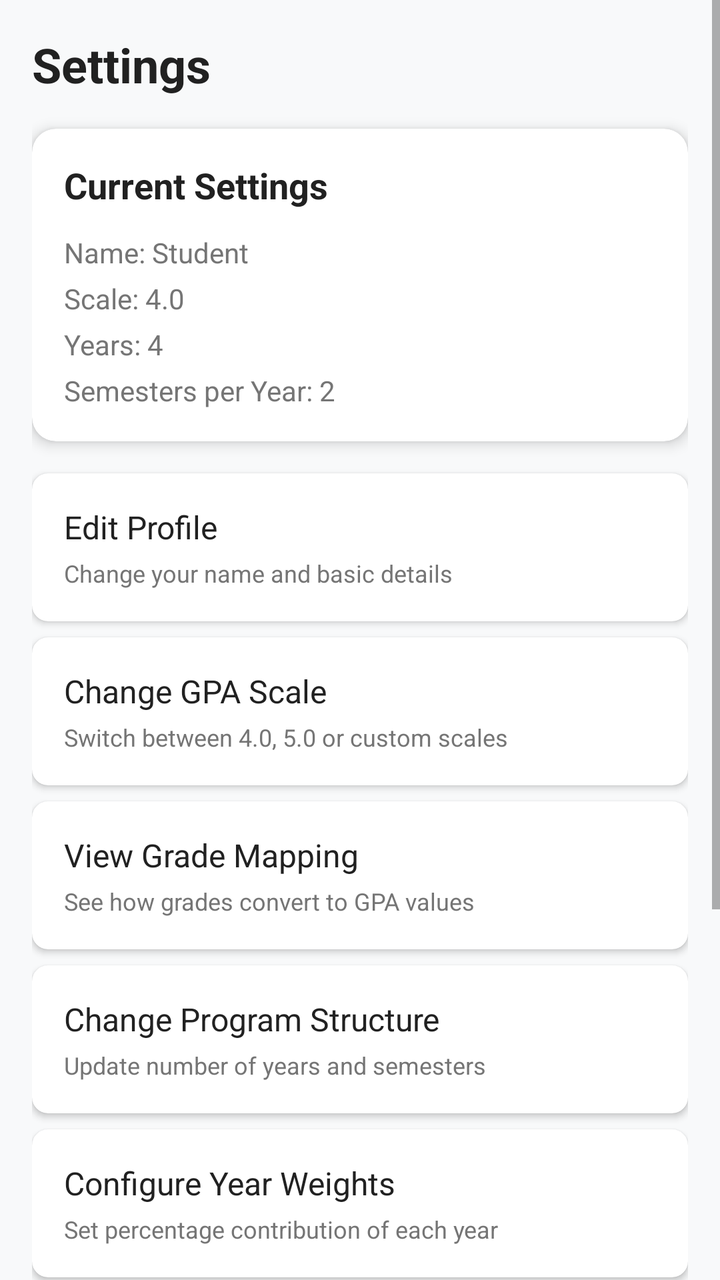
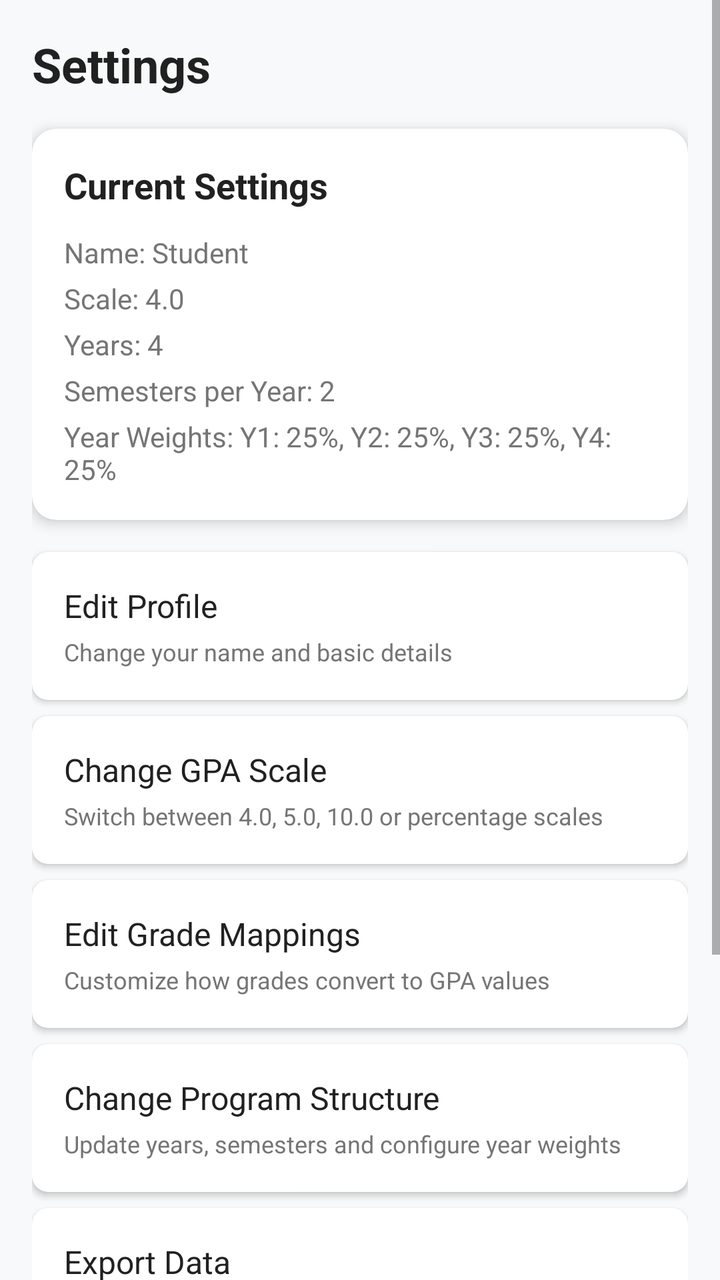

Compare the two renders of this Android layout. The source of the first and the diff that turns it into the second are given below.
<!-- AndroidManifest.xml: application theme Theme.AppCompat.Light.NoActionBar -->
<!-- res/layout/fragment_settings.xml -->
<?xml version="1.0" encoding="utf-8"?>
<ScrollView xmlns:android="http://schemas.android.com/apk/res/android"
    xmlns:app="http://schemas.android.com/apk/res-auto"
    android:layout_width="match_parent"
    android:layout_height="match_parent"
    android:background="@color/background">

    <LinearLayout
        android:layout_width="match_parent"
        android:layout_height="wrap_content"
        android:orientation="vertical"
        android:padding="16dp">

        
        <TextView
            android:layout_width="wrap_content"
            android:layout_height="wrap_content"
            android:text="Settings"
            android:textColor="@color/text_primary"
            android:textSize="24sp"
            android:textStyle="bold"
            android:layout_marginBottom="16dp" />

        
        <androidx.cardview.widget.CardView
            android:layout_width="match_parent"
            android:layout_height="wrap_content"
            android:layout_marginBottom="16dp"
            app:cardCornerRadius="12dp"
            app:cardElevation="4dp">

            <LinearLayout
                android:layout_width="match_parent"
                android:layout_height="wrap_content"
                android:orientation="vertical"
                android:padding="16dp">

                <TextView
                    android:text="Current Settings"
                    android:textSize="18sp"
                    android:textStyle="bold"
                    android:textColor="@color/text_primary"
                    android:layout_marginBottom="12dp"
                    android:layout_width="wrap_content"
                    android:layout_height="wrap_content" />

                <TextView
                    android:id="@+id/tv_current_name"
                    android:text="Name: Student"
                    android:textColor="@color/text_secondary"
                    android:textSize="14sp"
                    android:layout_marginBottom="4dp"
                    android:layout_width="wrap_content"
                    android:layout_height="wrap_content" />

                <TextView
                    android:id="@+id/tv_current_scale"
                    android:text="Scale: 4.0"
                    android:textColor="@color/text_secondary"
                    android:textSize="14sp"
                    android:layout_marginBottom="4dp"
                    android:layout_width="wrap_content"
                    android:layout_height="wrap_content" />

                <TextView
                    android:id="@+id/tv_current_years"
                    android:text="Years: 4"
                    android:textColor="@color/text_secondary"
                    android:textSize="14sp"
                    android:layout_marginBottom="4dp"
                    android:layout_width="wrap_content"
                    android:layout_height="wrap_content" />

                <TextView
                    android:id="@+id/tv_current_semesters"
                    android:text="Semesters per Year: 2"
                    android:textColor="@color/text_secondary"
                    android:textSize="14sp"
                    android:layout_width="wrap_content"
                    android:layout_height="wrap_content" />

            </LinearLayout>
        </androidx.cardview.widget.CardView>

        
        <androidx.cardview.widget.CardView
            android:id="@+id/card_edit_profile"
            android:layout_width="match_parent"
            android:layout_height="wrap_content"
            android:layout_marginBottom="8dp"
            app:cardCornerRadius="8dp"
            app:cardElevation="2dp"
            android:clickable="true"
            android:foreground="?android:attr/selectableItemBackground">

            <LinearLayout
                android:padding="16dp"
                android:orientation="vertical"
                android:layout_width="match_parent"
                android:layout_height="wrap_content">

                <TextView
                    android:text="Edit Profile"
                    android:textSize="16sp"
                    android:textColor="@color/text_primary"
                    android:layout_width="match_parent"
                    android:layout_height="wrap_content" />

                <TextView
                    android:text="Change your name and basic details"
                    android:textSize="12sp"
                    android:textColor="@color/text_secondary"
                    android:layout_marginTop="4dp"
                    android:layout_width="match_parent"
                    android:layout_height="wrap_content" />
            </LinearLayout>
        </androidx.cardview.widget.CardView>

        
        <androidx.cardview.widget.CardView
            android:id="@+id/card_change_scale"
            android:layout_width="match_parent"
            android:layout_height="wrap_content"
            android:layout_marginBottom="8dp"
            app:cardCornerRadius="8dp"
            app:cardElevation="2dp"
            android:clickable="true"
            android:foreground="?android:attr/selectableItemBackground">

            <LinearLayout
                android:padding="16dp"
                android:orientation="vertical"
                android:layout_width="match_parent"
                android:layout_height="wrap_content">

                <TextView
                    android:text="Change GPA Scale"
                    android:textSize="16sp"
                    android:textColor="@color/text_primary"
                    android:layout_width="match_parent"
                    android:layout_height="wrap_content" />

                <TextView
                    android:text="Switch between 4.0, 5.0 or custom scales"
                    android:textSize="12sp"
                    android:textColor="@color/text_secondary"
                    android:layout_marginTop="4dp"
                    android:layout_width="match_parent"
                    android:layout_height="wrap_content" />
            </LinearLayout>
        </androidx.cardview.widget.CardView>

        
        <androidx.cardview.widget.CardView
            android:id="@+id/cardGradeMapping"
            android:layout_width="match_parent"
            android:layout_height="wrap_content"
            android:layout_marginBottom="8dp"
            app:cardCornerRadius="8dp"
            app:cardElevation="2dp"
            android:clickable="true"
            android:foreground="?android:attr/selectableItemBackground">

            <LinearLayout
                android:padding="16dp"
                android:orientation="vertical"
                android:layout_width="match_parent"
                android:layout_height="wrap_content">

                <TextView
                    android:text="View Grade Mapping"
                    android:textSize="16sp"
                    android:textColor="@color/text_primary"
                    android:layout_width="match_parent"
                    android:layout_height="wrap_content" />

                <TextView
                    android:text="See how grades convert to GPA values"
                    android:textSize="12sp"
                    android:textColor="@color/text_secondary"
                    android:layout_marginTop="4dp"
                    android:layout_width="match_parent"
                    android:layout_height="wrap_content" />
            </LinearLayout>
        </androidx.cardview.widget.CardView>

        
        <androidx.cardview.widget.CardView
            android:id="@+id/card_change_structure"
            android:layout_width="match_parent"
            android:layout_height="wrap_content"
            android:layout_marginBottom="8dp"
            app:cardCornerRadius="8dp"
            app:cardElevation="2dp"
            android:clickable="true"
            android:foreground="?android:attr/selectableItemBackground">

            <LinearLayout
                android:padding="16dp"
                android:orientation="vertical"
                android:layout_width="match_parent"
                android:layout_height="wrap_content">

                <TextView
                    android:text="Change Program Structure"
                    android:textSize="16sp"
                    android:textColor="@color/text_primary"
                    android:layout_width="match_parent"
                    android:layout_height="wrap_content" />

                <TextView
                    android:text="Update number of years and semesters"
                    android:textSize="12sp"
                    android:textColor="@color/text_secondary"
                    android:layout_marginTop="4dp"
                    android:layout_width="match_parent"
                    android:layout_height="wrap_content" />
            </LinearLayout>
        </androidx.cardview.widget.CardView>

        
        <androidx.cardview.widget.CardView
            android:id="@+id/card_year_weights"
            android:layout_width="match_parent"
            android:layout_height="wrap_content"
            android:layout_marginBottom="8dp"
            app:cardCornerRadius="8dp"
            app:cardElevation="2dp"
            android:clickable="true"
            android:foreground="?android:attr/selectableItemBackground">

            <LinearLayout
                android:padding="16dp"
                android:orientation="vertical"
                android:layout_width="match_parent"
                android:layout_height="wrap_content">

                <TextView
                    android:text="Configure Year Weights"
                    android:textSize="16sp"
                    android:textColor="@color/text_primary"
                    android:layout_width="match_parent"
                    android:layout_height="wrap_content" />

                <TextView
                    android:text="Set percentage contribution of each year"
                    android:textSize="12sp"
                    android:textColor="@color/text_secondary"
                    android:layout_marginTop="4dp"
                    android:layout_width="match_parent"
                    android:layout_height="wrap_content" />
            </LinearLayout>
        </androidx.cardview.widget.CardView>

        
        <androidx.cardview.widget.CardView
            android:id="@+id/card_export_data"
            android:layout_width="match_parent"
            android:layout_height="wrap_content"
            android:layout_marginBottom="8dp"
            app:cardCornerRadius="8dp"
            app:cardElevation="2dp"
            android:clickable="true"
            android:foreground="?android:attr/selectableItemBackground">

            <LinearLayout
                android:padding="16dp"
                android:orientation="vertical"
                android:layout_width="match_parent"
                android:layout_height="wrap_content">

                <TextView
                    android:text="Export Data"
                    android:textSize="16sp"
                    android:textColor="@color/text_primary"
                    android:layout_width="match_parent"
                    android:layout_height="wrap_content" />

                <TextView
                    android:text="Save your GPA data as a file"
                    android:textSize="12sp"
                    android:textColor="@color/text_secondary"
                    android:layout_marginTop="4dp"
                    android:layout_width="match_parent"
                    android:layout_height="wrap_content" />
            </LinearLayout>
        </androidx.cardview.widget.CardView>

        
        <androidx.cardview.widget.CardView
            android:id="@+id/card_reset_data"
            android:layout_width="match_parent"
            android:layout_height="wrap_content"
            android:layout_marginBottom="8dp"
            app:cardCornerRadius="8dp"
            app:cardElevation="2dp"
            android:clickable="true"
            android:foreground="?android:attr/selectableItemBackground">

            <LinearLayout
                android:padding="16dp"
                android:orientation="vertical"
                android:layout_width="match_parent"
                android:layout_height="wrap_content">

                <TextView
                    android:text="Reset All Data"
                    android:textSize="16sp"
                    android:textColor="@color/error"
                    android:layout_width="match_parent"
                    android:layout_height="wrap_content" />

                <TextView
                    android:text="Clear all saved data permanently"
                    android:textSize="12sp"
                    android:textColor="@color/text_secondary"
                    android:layout_marginTop="4dp"
                    android:layout_width="match_parent"
                    android:layout_height="wrap_content" />
            </LinearLayout>
        </androidx.cardview.widget.CardView>

        
        <androidx.cardview.widget.CardView
            android:id="@+id/card_about"
            android:layout_width="match_parent"
            android:layout_height="wrap_content"
            app:cardCornerRadius="8dp"
            app:cardElevation="2dp"
            android:clickable="true"
            android:foreground="?android:attr/selectableItemBackground">

            <LinearLayout
                android:padding="16dp"
                android:orientation="vertical"
                android:layout_width="match_parent"
                android:layout_height="wrap_content">

                <TextView
                    android:text="About"
                    android:textSize="16sp"
                    android:textColor="@color/text_primary"
                    android:layout_width="match_parent"
                    android:layout_height="wrap_content" />

                <TextView
                    android:text="App version and developer information"
                    android:textSize="12sp"
                    android:textColor="@color/text_secondary"
                    android:layout_marginTop="4dp"
                    android:layout_width="match_parent"
                    android:layout_height="wrap_content" />
            </LinearLayout>
        </androidx.cardview.widget.CardView>

    </LinearLayout>
</ScrollView>
<!-- resources referenced by this layout -->
<resources>
  <color name="background">#F8F9FA</color>
  <color name="error">#F44336</color>
  <color name="text_primary">#212121</color>
  <color name="text_secondary">#757575</color>
</resources>

<!-- the commit's change to res/layout/fragment_settings.xml (unified diff, before → after) -->
@@ -76,6 +76,16 @@
                     android:text="Semesters per Year: 2"
                     android:textColor="@color/text_secondary"
                     android:textSize="14sp"
+                    android:layout_marginBottom="4dp"
+                    android:layout_width="wrap_content"
+                    android:layout_height="wrap_content" />
+
+                
+                <TextView
+                    android:id="@+id/tv_current_year_weights"
+                    android:text="Year Weights: Y1: 25%, Y2: 25%, Y3: 25%, Y4: 25%"
+                    android:textColor="@color/text_secondary"
+                    android:textSize="14sp"
                     android:layout_width="wrap_content"
                     android:layout_height="wrap_content" />
 
@@ -141,7 +151,7 @@
                     android:layout_height="wrap_content" />
 
                 <TextView
-                    android:text="Switch between 4.0, 5.0 or custom scales"
+                    android:text="Switch between 4.0, 5.0, 10.0 or percentage scales"
                     android:textSize="12sp"
                     android:textColor="@color/text_secondary"
                     android:layout_marginTop="4dp"
@@ -168,14 +178,14 @@
                 android:layout_height="wrap_content">
 
                 <TextView
-                    android:text="View Grade Mapping"
-                    android:textSize="16sp"
-                    android:textColor="@color/text_primary"
-                    android:layout_width="match_parent"
-                    android:layout_height="wrap_content" />
-
-                <TextView
-                    android:text="See how grades convert to GPA values"
+                    android:text="Edit Grade Mappings"
+                    android:textSize="16sp"
+                    android:textColor="@color/text_primary"
+                    android:layout_width="match_parent"
+                    android:layout_height="wrap_content" />
+
+                <TextView
+                    android:text="Customize how grades convert to GPA values"
                     android:textSize="12sp"
                     android:textColor="@color/text_secondary"
                     android:layout_marginTop="4dp"
@@ -209,41 +219,7 @@
                     android:layout_height="wrap_content" />
 
                 <TextView
-                    android:text="Update number of years and semesters"
-                    android:textSize="12sp"
-                    android:textColor="@color/text_secondary"
-                    android:layout_marginTop="4dp"
-                    android:layout_width="match_parent"
-                    android:layout_height="wrap_content" />
-            </LinearLayout>
-        </androidx.cardview.widget.CardView>
-
-        
-        <androidx.cardview.widget.CardView
-            android:id="@+id/card_year_weights"
-            android:layout_width="match_parent"
-            android:layout_height="wrap_content"
-            android:layout_marginBottom="8dp"
-            app:cardCornerRadius="8dp"
-            app:cardElevation="2dp"
-            android:clickable="true"
-            android:foreground="?android:attr/selectableItemBackground">
-
-            <LinearLayout
-                android:padding="16dp"
-                android:orientation="vertical"
-                android:layout_width="match_parent"
-                android:layout_height="wrap_content">
-
-                <TextView
-                    android:text="Configure Year Weights"
-                    android:textSize="16sp"
-                    android:textColor="@color/text_primary"
-                    android:layout_width="match_parent"
-                    android:layout_height="wrap_content" />
-
-                <TextView
-                    android:text="Set percentage contribution of each year"
+                    android:text="Update years, semesters and configure year weights"
                     android:textSize="12sp"
                     android:textColor="@color/text_secondary"
                     android:layout_marginTop="4dp"
@@ -277,7 +253,7 @@
                     android:layout_height="wrap_content" />
 
                 <TextView
-                    android:text="Save your GPA data as a file"
+                    android:text="Share your GPA data and academic report"
                     android:textSize="12sp"
                     android:textColor="@color/text_secondary"
                     android:layout_marginTop="4dp"
